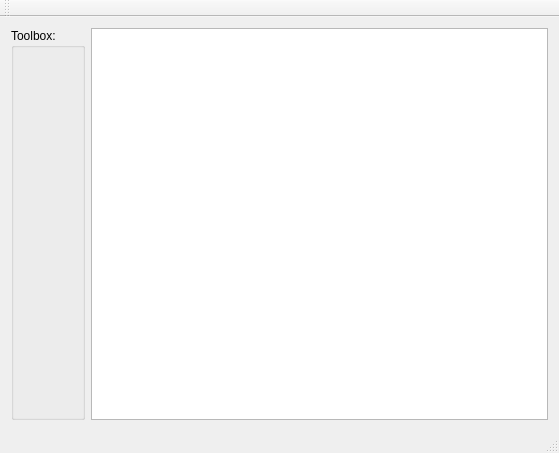
Qt form mainwindow.ui (chronos38/SWP2) before a commit.
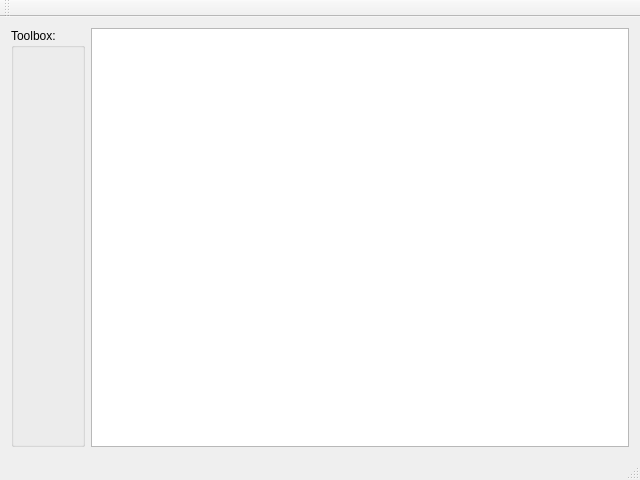
The same form after that commit. Custom widgets are drawn as their Qt base class.

```diff
--- a/mainwindow.ui
+++ b/mainwindow.ui
@@ -6,10 +6,28 @@
    <rect>
     <x>0</x>
     <y>0</y>
-    <width>559</width>
-    <height>453</height>
+    <width>640</width>
+    <height>480</height>
    </rect>
   </property>
+  <property name="sizePolicy">
+   <sizepolicy hsizetype="Fixed" vsizetype="Fixed">
+    <horstretch>0</horstretch>
+    <verstretch>0</verstretch>
+   </sizepolicy>
+  </property>
+  <property name="minimumSize">
+   <size>
+    <width>640</width>
+    <height>480</height>
+   </size>
+  </property>
+  <property name="maximumSize">
+   <size>
+    <width>640</width>
+    <height>480</height>
+   </size>
+  </property>
   <property name="windowTitle">
    <string>MainWindow</string>
   </property>
```
Left out of the diff: 4 changed lines with no effect on the pictures.
